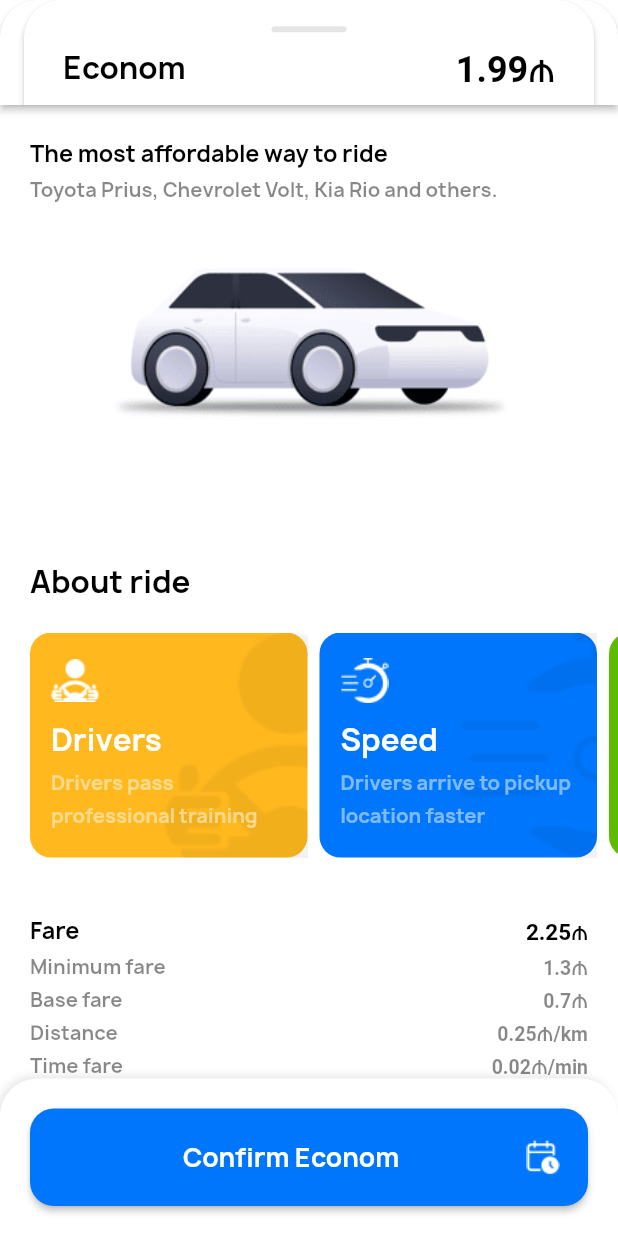
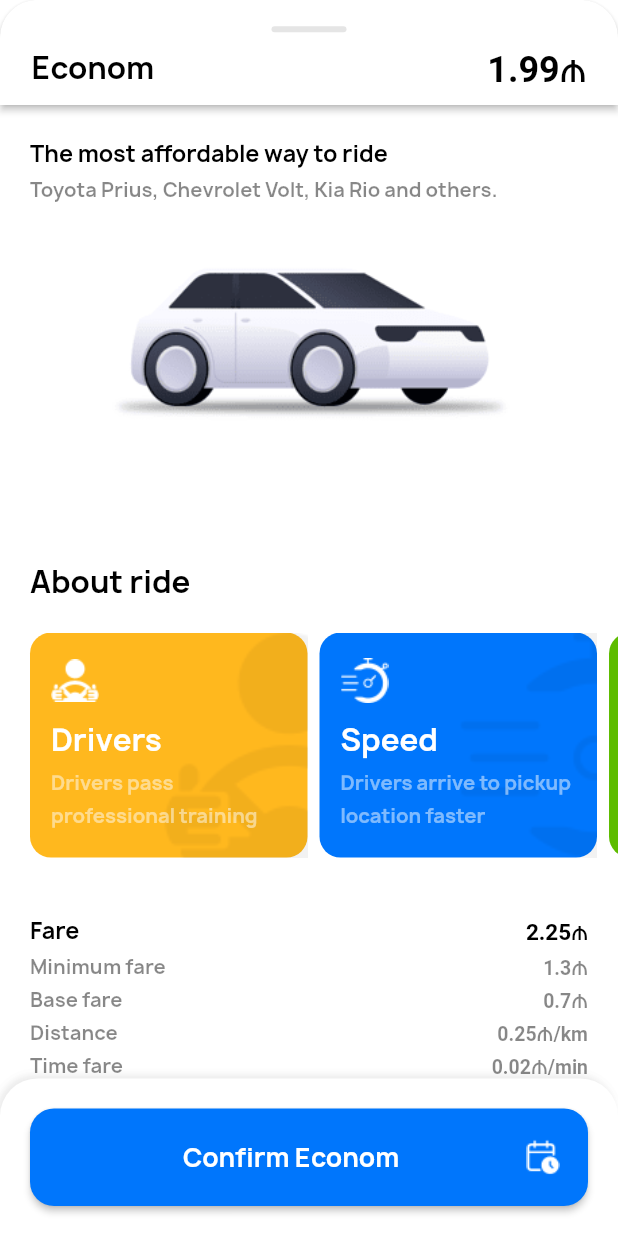
Before and after one commit to tarlanabdurahmanov/fluttertaskapp, a Flutter app: the ModalView screen opened directly with sample values from the repository, on a phone screen of 412 x 824 dp. Run offline on Flutter 3.47's test engine with Material 2 defaults, Android fonts, the phone set to English and light mode, and no system bars.

Commit message:
first commit

```diff
--- a/lib/presentation/component/modal/modal_app_bar.dart
+++ b/lib/presentation/component/modal/modal_app_bar.dart
@@ -11,20 +11,8 @@ class ModalAppBarTitle extends StatelessWidget {
 
   @override
   Widget build(BuildContext context) {
-    return AppBar(
-      elevation: 2,
-      automaticallyImplyLeading: false,
-      backgroundColor: Colors.white,
-      toolbarHeight: 70,
-      shape: const RoundedRectangleBorder(
-        borderRadius:  BorderRadius.only(
-          topLeft: Radius.circular(25.0),
-          topRight: Radius.circular(25.0),
-        ),
-      ),
-      centerTitle: false,
-      title: Padding(
-        padding: const EdgeInsets.only(left: 10, right: 10, top: 10),
+    return Padding(
+      padding: const EdgeInsets.only(left: 5, right: 5, top: 10),
       child: Column(
         mainAxisAlignment: MainAxisAlignment.center,
         children: [
@@ -112,7 +100,6 @@ class ModalAppBarTitle extends StatelessWidget {
           ),
         ],
       ),
-      ),
     );
   }
 }
```
Lines whose indentation alone changed are shown as unchanged.
